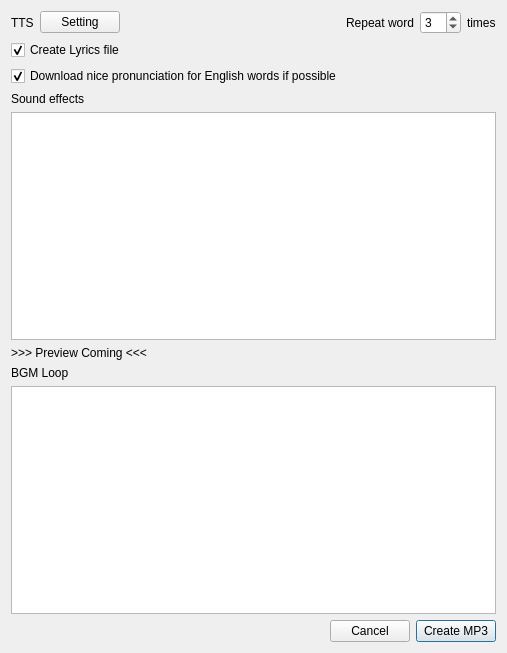
This is design/mp3dialog.ui in kokimame/joytan as Qt 5 draws it before an edit. The edited form follows.
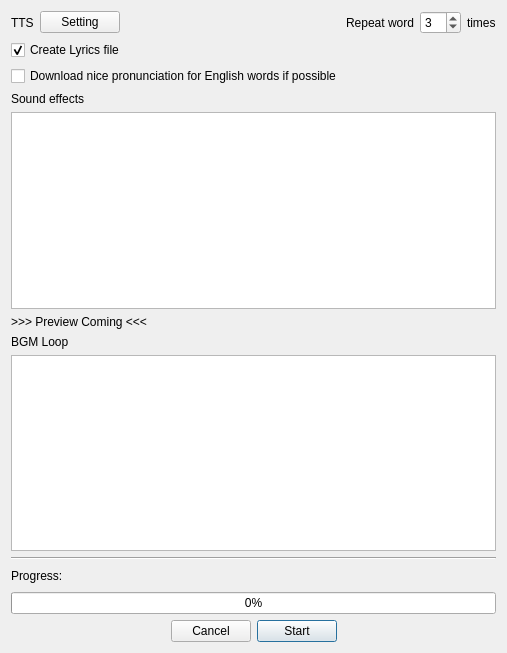
This is the edited form.

Commit message: New threading with embedded progress bar

Diff of the .ui file:
```diff
--- a/design/mp3dialog.ui
+++ b/design/mp3dialog.ui
@@ -95,7 +95,7 @@
         <string>Download nice pronunciation for English words if possible</string>
        </property>
        <property name="checked">
-        <bool>true</bool>
+        <bool>false</bool>
        </property>
       </widget>
      </item>
@@ -128,6 +128,51 @@
        <item>
         <widget class="QListWidget" name="bgmList"/>
        </item>
+       <item>
+        <widget class="Line" name="line">
+         <property name="orientation">
+          <enum>Qt::Horizontal</enum>
+         </property>
+        </widget>
+       </item>
+       <item>
+        <layout class="QHBoxLayout" name="horizontalLayout">
+         <item>
+          <widget class="QLabel" name="label_7">
+           <property name="text">
+            <string>Progress:</string>
+           </property>
+          </widget>
+         </item>
+         <item>
+          <widget class="QLabel" name="pgMsg">
+           <property name="text">
+            <string/>
+           </property>
+          </widget>
+         </item>
+         <item>
+          <spacer name="horizontalSpacer_4">
+           <property name="orientation">
+            <enum>Qt::Horizontal</enum>
+           </property>
+           <property name="sizeHint" stdset="0">
+            <size>
+             <width>40</width>
+             <height>20</height>
+            </size>
+           </property>
+          </spacer>
+         </item>
+        </layout>
+       </item>
+       <item>
+        <widget class="QProgressBar" name="progressBar">
+         <property name="value">
+          <number>0</number>
+         </property>
+        </widget>
+       </item>
        <item>
         <layout class="QHBoxLayout" name="horizontalLayout_5">
          <item>
@@ -153,7 +198,7 @@
          <item>
           <widget class="QPushButton" name="createBtn">
            <property name="text">
-            <string>Create MP3</string>
+            <string>Start</string>
            </property>
            <property name="checkable">
             <bool>false</bool>
@@ -166,6 +211,19 @@
            </property>
           </widget>
          </item>
+         <item>
+          <spacer name="horizontalSpacer_2">
+           <property name="orientation">
+            <enum>Qt::Horizontal</enum>
+           </property>
+           <property name="sizeHint" stdset="0">
+            <size>
+             <width>40</width>
+             <height>20</height>
+            </size>
+           </property>
+          </spacer>
+         </item>
         </layout>
        </item>
       </layout>
```
The commit also changes 2 other files.
